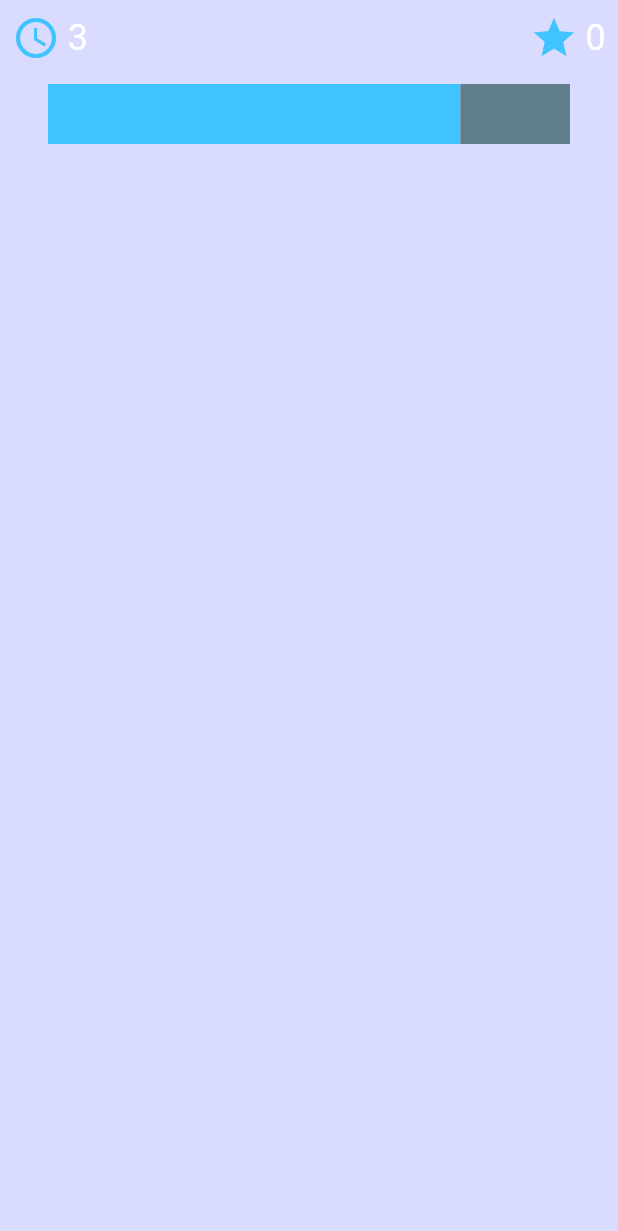
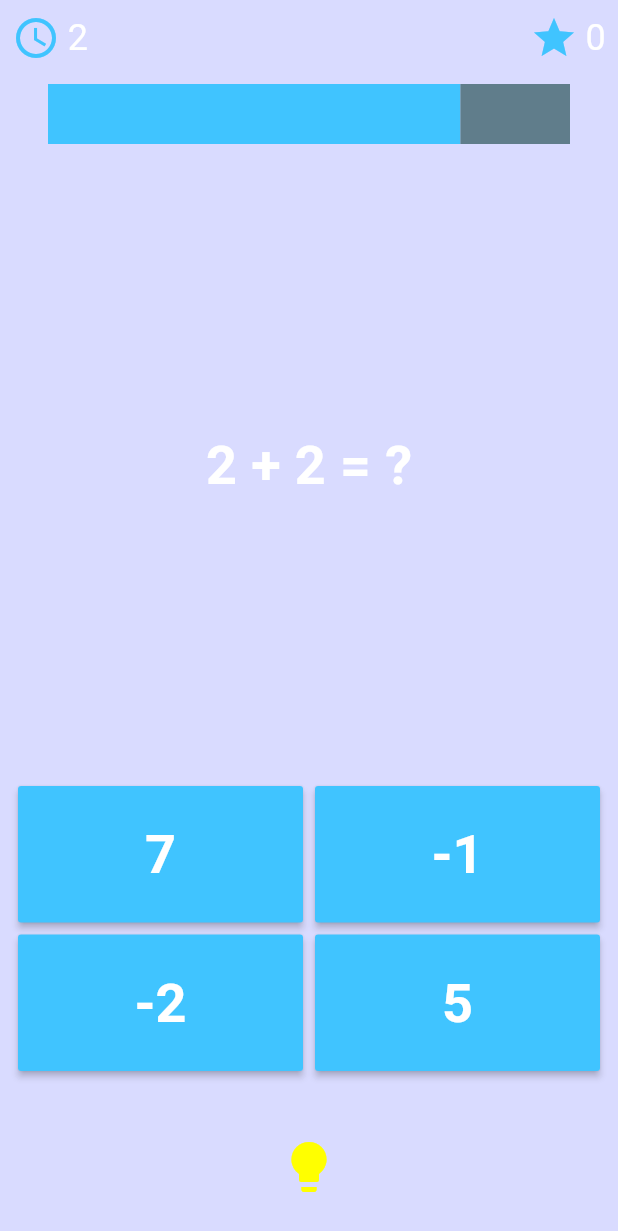
Before and after one commit to igregorioneto/FlutterProjects, a Flutter app: the screen it shows after launch, on a phone screen of 412 x 824 dp. Shown: the top 1231 px of the screen. Run offline on Flutter 3.47's test engine with Material 3 defaults, Android fonts, the phone set to English and light mode, and no system bars; our stand-ins replace animate_do, bloc, carousel_slider, fl_chart, flutter_bloc, flutter_slidable and 8 more; missing offline and left inert: dart:ffi; accounts and stored records are empty.

Commit message:
feat: finish template

```diff
--- a/quick_math/lib/app/pages/home_page.dart
+++ b/quick_math/lib/app/pages/home_page.dart
@@ -1,6 +1,7 @@
 import 'dart:async';
 
 import 'package:flutter/material.dart';
+import 'package:quick_math/app/widgets/buttom_widget.dart';
 import 'package:quick_math/app/widgets/icon_text_widget.dart';
 
 class HomePage extends StatefulWidget {
@@ -12,7 +13,7 @@ class HomePage extends StatefulWidget {
 
 class _HomePageState extends State<HomePage> {
   // Time and Score
-  double _timer = 11;
+  double _timer = 10;
   int _score = 0;
 
   // Slider Time
@@ -20,6 +21,14 @@ class _HomePageState extends State<HomePage> {
   double _maxTimeValue = 10;
   int _steps = 100;
   Duration _duration = Duration(seconds: 10);
+
+  // Grid Board
+  var responseBoard = [
+    '7',
+    '-1',
+    '-2',
+    '5',
+  ];
 
   @override
   void initState() {
@@ -78,7 +87,51 @@ class _HomePageState extends State<HomePage> {
                     ),
                   ),
                 ],
-              )
+              ),
+              Expanded(
+                flex: 2,
+                child: Row(
+                  mainAxisAlignment: MainAxisAlignment.center,
+                  children: [
+                    Text(
+                      '2 + 2 = ?',
+                      style: TextStyle(
+                        fontWeight: FontWeight.bold,
+                        color: Colors.white,
+                        fontSize: 36,
+                      ),
+                    ),
+                  ],
+                ),
+              ),
+              Expanded(
+                child: GridView.builder(
+                  itemCount: responseBoard.length,
+                  physics: NeverScrollableScrollPhysics(),
+                  gridDelegate: SliverGridDelegateWithFixedCrossAxisCount(
+                    crossAxisCount: 2,
+                    childAspectRatio: 2,
+                  ),
+                  itemBuilder: (context, index) {
+                    return MyButton(
+                      value: responseBoard[index],
+                      onTap: () {},
+                    );
+                  },
+                ),
+              ),
+              SizedBox(height: 20),
+              Row(
+                mainAxisAlignment: MainAxisAlignment.center,
+                children: [
+                  IconButton(
+                    icon: Icon(Icons.lightbulb, size: 40,),
+                    color: Colors.yellowAccent,
+                    onPressed: () {},
+                  )
+                ],
+              ),
+              SizedBox(height: 10),
             ],
           ),
         ),
--- /dev/null
+++ b/quick_math/lib/app/widgets/buttom_widget.dart
@@ -0,0 +1,38 @@
+import 'package:flutter/material.dart';
+
+class MyButton extends StatelessWidget {
+  String value;
+  final VoidCallback onTap;
+
+  MyButton({
+    super.key,
+    required this.value,
+    required this.onTap,
+  });
+
+  @override
+  Widget build(BuildContext context) {
+    return Padding(
+      padding: EdgeInsets.all(4),
+      child: MaterialButton(
+        onPressed: onTap,
+        color: Colors.lightBlueAccent,
+        child: Container(
+          decoration: BoxDecoration(
+            borderRadius: BorderRadius.circular(16),
+          ),
+          child: Center(
+            child: Text(
+              value,
+              style: TextStyle(
+                fontWeight: FontWeight.bold,
+                color: Colors.white,
+                fontSize: 36,
+              ),
+            ),
+          ),
+        ),
+      ),
+    );
+  }
+}
```
